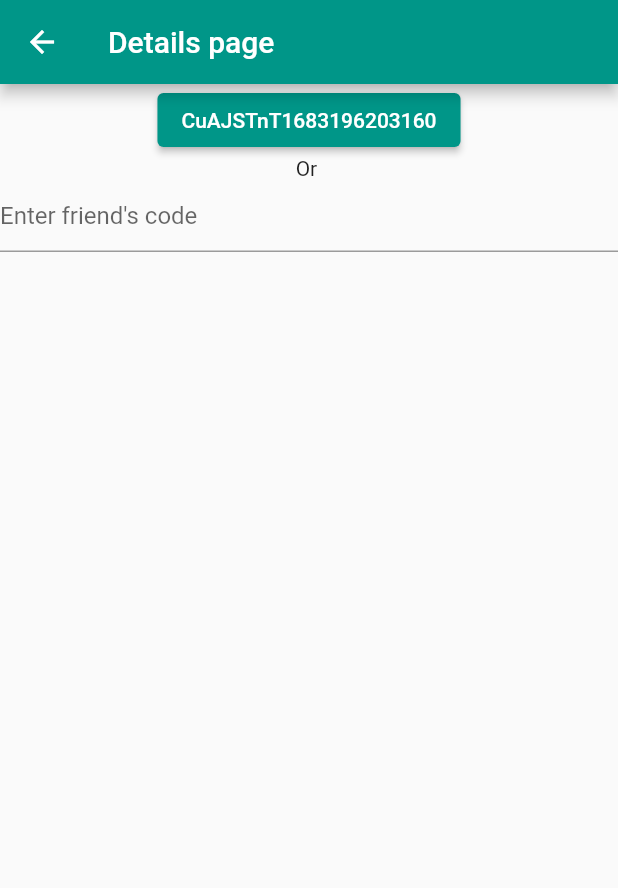
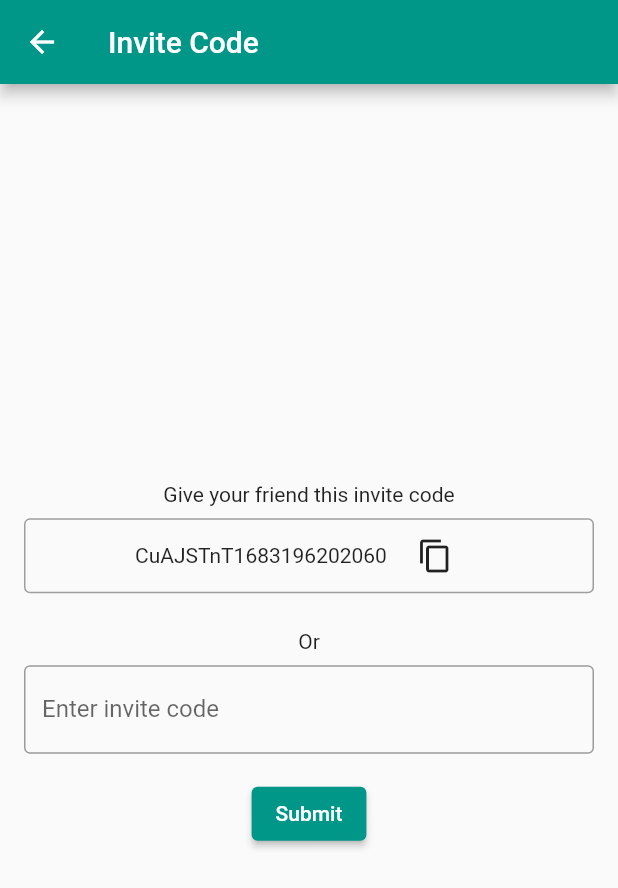
Before and after one commit to mekanican/SecureFileSharing, a Flutter app: the FriendListPage screen opened directly, after a tap on the "add" icon, on a phone screen of 412 x 824 dp. Shown: the top 888 px of the screen. Run offline on Flutter 3.47's test engine with Material 2 defaults, Android fonts, the light colour scheme and no system bars; our stand-ins replace dio, file_picker, flutter_chat_types, flutter_chat_ui, flutter_login, infinite_scroll_pagination; missing offline and left inert: encrypt; network calls fail.

Commit message:
Feat / Friend page

```diff
--- a/SFS_FrontEnd/lib/pages/LoggedInRoute/friend.dart
+++ b/SFS_FrontEnd/lib/pages/LoggedInRoute/friend.dart
@@ -18,57 +18,67 @@ class FriendListPage extends StatefulWidget {
 }
 
 class _FriendListPageState extends State<FriendListPage> {
-  final _pagingController = PagingController<int, Friend>(firstPageKey: 0);
   final _searchController = TextEditingController();
-  String ic = "";
-  Timer? _timer;
+  bool _isInitialized = false; // for render 1 time
+  String ic = ""; // input invite code
+  List<Friend> _listFriend = []; //local state for search
 
   @override
   void initState() {
     super.initState();
-    _timer = Timer.periodic(Duration(seconds: 20), (_) {
-      _pagingController.refresh();
+  }
+
+  //fetch once component start
+  Future<void> fetchInit(
+      FriendState friendState, FriendController friendController) async {
+    await friendController.generateCode();
+    await friendController.fetchFriends();
+    setState(() {
+      _listFriend = friendState.listFriend;
     });
   }
 
-  Future<void> _handleRefresh() async {
-    _pagingController.refresh();
+  //Handle refresh
+  void refreshFresh(
+      FriendState friendState, FriendController friendController) async {
+    await friendController.fetchFriends();
+    setState(() {
+      _listFriend = friendState.listFriend;
+    });
   }
 
-  @override
-  void dispose() {
-    super.dispose();
-    _timer?.cancel();
+  // Filter friend with text
+  void filterFriend(FriendState friendState, String text) {
+    final query = text;
+    if (!query.isEmpty) {
+      setState(() {
+        _listFriend = friendState.listFriend
+            .where((friend) =>
+                friend.name.toLowerCase().contains(query.toLowerCase()))
+            .toList();
+      });
+    } else {
+      setState(() {
+        _listFriend = friendState.listFriend;
+      });
+    }
   }
 
   @override
   Widget build(BuildContext context) {
+    // Set up the page request listener
     final friendState = context.watch<FriendState>();
     final friendController = FriendController(friendState);
-
-    _pagingController.addPageRequestListener((pageKey) async {
-      try {
-        final query = _searchController.text;
-        final isLastPage = await friendController.fetchPage(pageKey);
-        friendState.filterFriends(query);
-        if (isLastPage) {
-          _pagingController.appendLastPage(friendState.listFriend);
-        } else {
-          final nextPageKey = pageKey + 1;
-
-          _pagingController.appendPage(friendState.listFriend, nextPageKey);
-        }
-      } catch (error) {
-        _pagingController.error = error;
-      }
-    });
-    // Set up the page request listener
+    if (!_isInitialized) {
+      fetchInit(friendState, friendController)
+          .then((value) => _isInitialized = true);
+    }
 
     return Scaffold(
         appBar: AppBar(
           title: TextField(
             controller: _searchController,
-            onChanged: (_) => _pagingController.refresh(),
+            onChanged: (_) => filterFriend(friendState, _searchController.text),
             decoration: InputDecoration(
               hintText: 'Search friends',
               border: InputBorder.none,
@@ -76,11 +86,12 @@ class _FriendListPageState extends State<FriendListPage> {
           ),
         ),
         body: RefreshIndicator(
-            onRefresh: _handleRefresh,
-            child: PagedListView<int, Friend>(
-              pagingController: _pagingController,
-              builderDelegate: PagedChildBuilderDelegate<Friend>(
-                  itemBuilder: (_, friend, index) {
+          onRefresh: () async => refreshFresh(friendState, friendController),
+          child: ListView.builder(
+              itemCount: _listFriend.length,
+              itemBuilder: (context, index) {
+                // avatar
+                final friend = _listFriend[index];
                 final avatar =
                     friend.name.isNotEmpty ? friend.name[0].toUpperCase() : '';
                 return Card(
@@ -106,7 +117,7 @@ class _FriendListPageState extends State<FriendListPage> {
                   ),
                 );
               }),
-            )),
+        ),
         floatingActionButton: OpenContainer(
           transitionType: ContainerTransitionType.fadeThrough,
           openBuilder: (BuildContext context, VoidCallback _) {
@@ -142,19 +153,54 @@ extension CompareDates on DateTime {
 }
 
 class CopyToClipboardText extends StatelessWidget {
+  const CopyToClipboardText({required this.text});
   final String text;
-
-  const CopyToClipboardText({required this.text});
 
   @override
   Widget build(BuildContext context) {
-    return ElevatedButton(
-      onPressed: () {
-        Clipboard.setData(ClipboardData(text: text));
-        ScaffoldMessenger.of(context)
-            .showSnackBar(SnackBar(content: Text('Copied to clipboard')));
-      },
-      child: Text(text),
+    return Container(
+      decoration: BoxDecoration(
+        border: Border.all(
+          color: Colors.grey,
+          width: 1,
+        ),
+        borderRadius: BorderRadius.circular(4),
+      ),
+      child: Center(
+        child: Row(
+          mainAxisAlignment: MainAxisAlignment.center,
+          children: [
+            GestureDetector(
+              behavior: HitTestBehavior.opaque,
+              onTap: () => _copyToClipboard(context, text),
+              child: Padding(
+                  padding: const EdgeInsets.symmetric(vertical: 8),
+                  child: Center(
+                    child: Text(
+                      text,
+                      textAlign: TextAlign.center,
+                    ),
+                  )),
+            ),
+            Padding(
+              padding: const EdgeInsets.symmetric(horizontal: 8),
+              child: IconButton(
+                icon: Icon(Icons.content_copy),
+                onPressed: () => _copyToClipboard(context, text),
+              ),
+            )
+          ],
+        ),
+      ),
+    );
+  }
+
+  void _copyToClipboard(BuildContext context, String text) {
+    Clipboard.setData(ClipboardData(text: text));
+    ScaffoldMessenger.of(context).showSnackBar(
+      SnackBar(
+        content: Text('Copied to clipboard: $text'),
+      ),
     );
   }
 }
@@ -162,31 +208,60 @@ class CopyToClipboardText extends StatelessWidget {
 class _FriendCodePage extends StatelessWidget {
   String ic = "";
 
+  final _inviteCodeController = TextEditingController();
+
   @override
   Widget build(BuildContext context) {
     final friendState = context.watch<FriendState>();
     final friendController = FriendController(friendState);
-    friendController.generateCode();
 
     return Scaffold(
-      appBar: AppBar(title: const Text('Details page'), actions: [
-        TextButton(
-          onPressed: () {
-            Navigator.of(context).pop();
-          },
-          child: Text('Cancel'),
+      appBar: AppBar(
+        title: Text('Invite Code'),
+      ),
+      body: Padding(
+        padding: EdgeInsets.all(16.0),
+        child: Column(
+          mainAxisAlignment: MainAxisAlignment.center,
+          children: [
+            Padding(
+                child: Text("Give your friend this invite code"),
+                padding: const EdgeInsets.symmetric(vertical: 8)),
+            CopyToClipboardText(text: friendState.inviteCode),
+            SizedBox(height: 16.0),
+            Padding(
+                child: Text("Or"),
+                padding: const EdgeInsets.symmetric(vertical: 8)),
+            TextField(
+              controller: _inviteCodeController,
+              decoration: InputDecoration(
+                labelText: 'Enter invite code',
+                border: OutlineInputBorder(),
+              ),
+            ),
+            SizedBox(height: 16.0),
+            ElevatedButton(
+              onPressed: () {
+                final inviteCode = _inviteCodeController.text;
+                // TODO: Store the invite code or send it to a server
+                ScaffoldMessenger.of(context).showSnackBar(
+                  SnackBar(
+                    content: Text('Invite code submitted: $inviteCode'),
+                  ),
+                );
+
+                friendController
+                    .addIC(inviteCode)
+                    .then((res) => ScaffoldMessenger.of(context).showSnackBar(
+                          SnackBar(
+                            content: Text('$res'),
+                          ),
+                        ));
+              },
+              child: Text('Submit'),
+            ),
+          ],
         ),
-      ]),
-      body: Column(
-        mainAxisSize: MainAxisSize.min,
-        children: [
-          CopyToClipboardText(text: friendState.inviteCode),
-          Text('Or '),
-          TextField(
-            decoration: InputDecoration(hintText: "Enter friend's code"),
-            onChanged: (value) => ic = value,
-          ),
-        ],
       ),
     );
   }
--- a/SFS_FrontEnd/lib/services/friend_controller.dart
+++ b/SFS_FrontEnd/lib/services/friend_controller.dart
@@ -2,34 +2,23 @@ import 'dart:math';
 import 'package:sfs_frontend/models/friend.dart';
 import 'package:sfs_frontend/services/friend_state.dart';
 
+// Note that we should use WebHook for receive incoming event
+// if you want to change to pooling, contact me instead
 class FriendController {
   // Example list of friends
   final FriendState friendState;
   FriendController(this.friendState);
   final _friendPerPage = 3;
 
-  static Future<int> getNumberOfFriend() async {
-    return 4;
+  Future<int> getNumberOfFriend() async {
+    return Future.delayed(Duration(seconds: 1), () {
+      // Example code to fetch IC
+      return 4;
+    });
+    ;
   }
 
-  Future<bool> fetchPage(int pageKey) async {
-    List<Friend> friends =
-        await getFriends(startAt: pageKey, pageSize: _friendPerPage);
-
-    List<Friend> temp = [...friendState.listFriend];
-    friends.sort((a, b) => b.lastMessageAt.compareTo(a.lastMessageAt));
-    friends.forEach((element) {
-      temp.removeWhere((elementQuery) => elementQuery.name == element.name);
-    });
-
-    temp.insertAll(0, friends);
-
-    friendState.listFriend = temp;
-    return friends.length < _friendPerPage;
-  }
-
-  static Future<List<Friend>> getFriends(
-      {int startAt = 0, int pageSize = 4}) async {
+  Future<List<Friend>> getFriends({startAt, pageSize}) async {
     List<Friend> _friends = [
       new Friend(id: '1', name: 'Alice', lastMessageAt: DateTime.now()),
       new Friend(id: '2', name: 'Get', lastMessageAt: DateTime.now()),
@@ -39,11 +28,32 @@ class FriendController {
     // Example code to fetch friends from the server
     return Future.delayed(Duration(seconds: 1), () {
       int initValue = startAt * pageSize;
+      print(initValue);
       return _friends.skip(initValue).take(pageSize).toList();
     });
   }
 
-  void generateCode() async {
+  // Chunk data to page and fetch
+  Future<void> fetchFriends() async {
+    List<Friend> temp = [...friendState.listFriend];
+    List<Friend> friends = [];
+    int pageKey = 0;
+    final numberFriend = await getNumberOfFriend();
+
+    do {
+      friends = await getFriends(startAt: pageKey, pageSize: _friendPerPage);
+
+      friends.sort((a, b) => b.lastMessageAt.compareTo(a.lastMessageAt));
+      friends.forEach((element) {
+        temp.removeWhere((elementQuery) => elementQuery.name == element.name);
+      });
+      temp.insertAll(0, friends);
+      pageKey++;
+    } while (friends.length == _friendPerPage);
+    friendState.listFriend = temp;
+  }
+
+  Future<void> generateCode() async {
     // Example code to fetch friends from code gểnate
     friendState.setInviteCode(await Future.delayed(Duration(seconds: 1), () {
       return 'CuAJSTnT${DateTime.now().millisecondsSinceEpoch}';
--- a/SFS_FrontEnd/lib/services/friend_state.dart
+++ b/SFS_FrontEnd/lib/services/friend_state.dart
@@ -23,15 +23,4 @@ class FriendState extends ChangeNotifier {
     listFriend = list;
     notifyListeners();
   }
-
-  void filterFriends(String text) {
-    final query = text;
-    if (!query.isEmpty) {
-      listFriend = listFriend
-          .where((friend) =>
-              friend.name.toLowerCase().contains(query.toLowerCase()))
-          .toList();
-      notifyListeners();
-    }
-  }
 }
```
